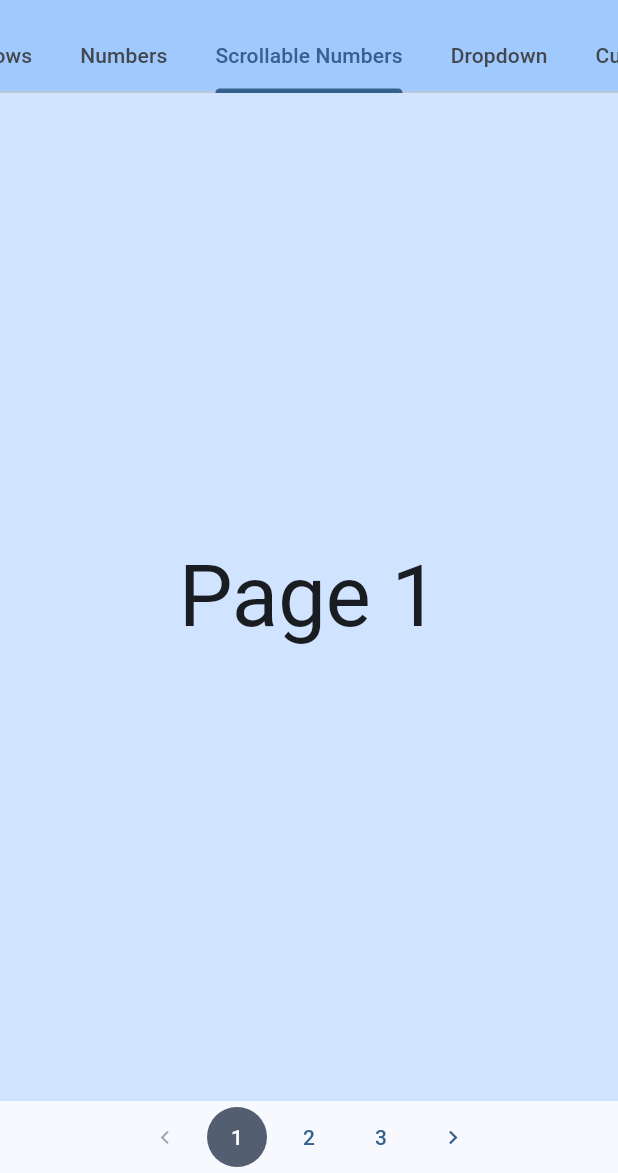
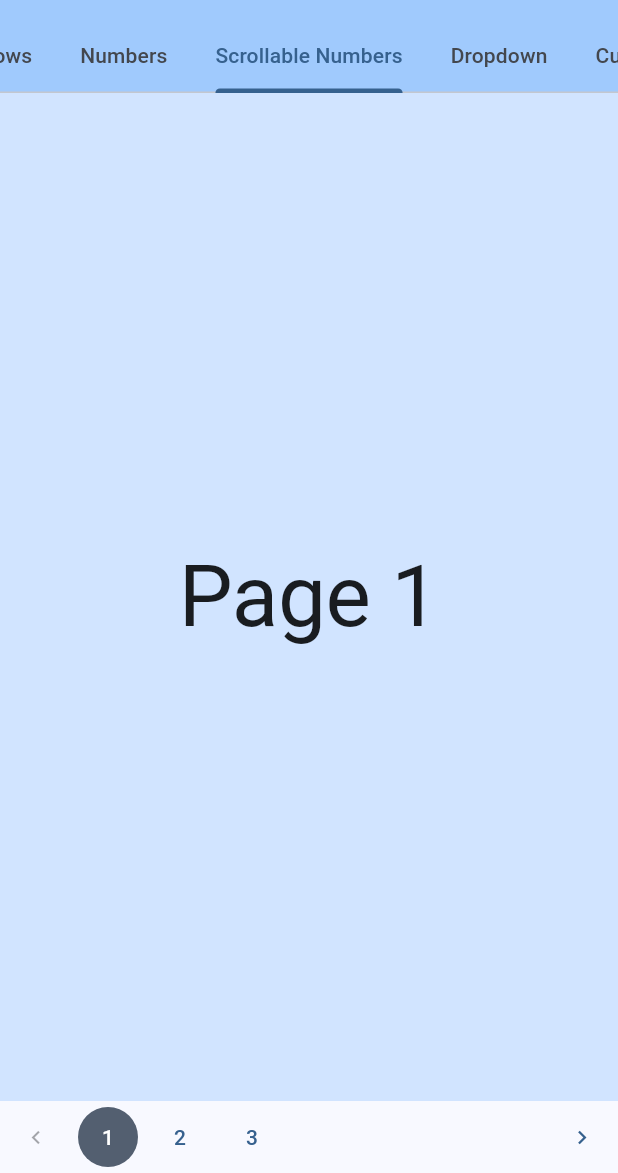
Before and after one commit to WieFel/number_paginator, a Flutter app: the screen it shows after launch, tab 3 chosen, on a phone screen of 412 x 824 dp, the part 63-1236 px from its top. Run offline on Flutter 3.47's test engine with Material 3 defaults, Android fonts, the phone set to English and light mode, and no system bars.

Commit message:
Use listview instead of row

```diff
--- a/lib/src/ui/widgets/content/scrollable_number_content.dart
+++ b/lib/src/ui/widgets/content/scrollable_number_content.dart
@@ -20,18 +20,12 @@ class ScrollableNumberContent extends StatelessWidget {
 
     return ValueListenableBuilder<int>(
       valueListenable: InheritedNumberPaginator.of(context).controller,
-      builder: (context, currentPage, child) => SingleChildScrollView(
+      builder: (context, currentPage, child) => ListView.builder(
+        itemCount: numberPages,
         scrollDirection: Axis.horizontal,
-        child: Row(
-          mainAxisAlignment: mainAxisAlignment,
-          children: List.generate(
-            numberPages,
-            (index) {
-              return buttonBuilder?.call(context, index, index == currentPage) ??
-                  _NumberButton(index, currentPage);
-            },
-          ),
-        ),
+        itemBuilder: (context, index) =>
+            buttonBuilder?.call(context, index, index == currentPage) ??
+            _NumberButton(index, currentPage),
       ),
     );
   }
```
